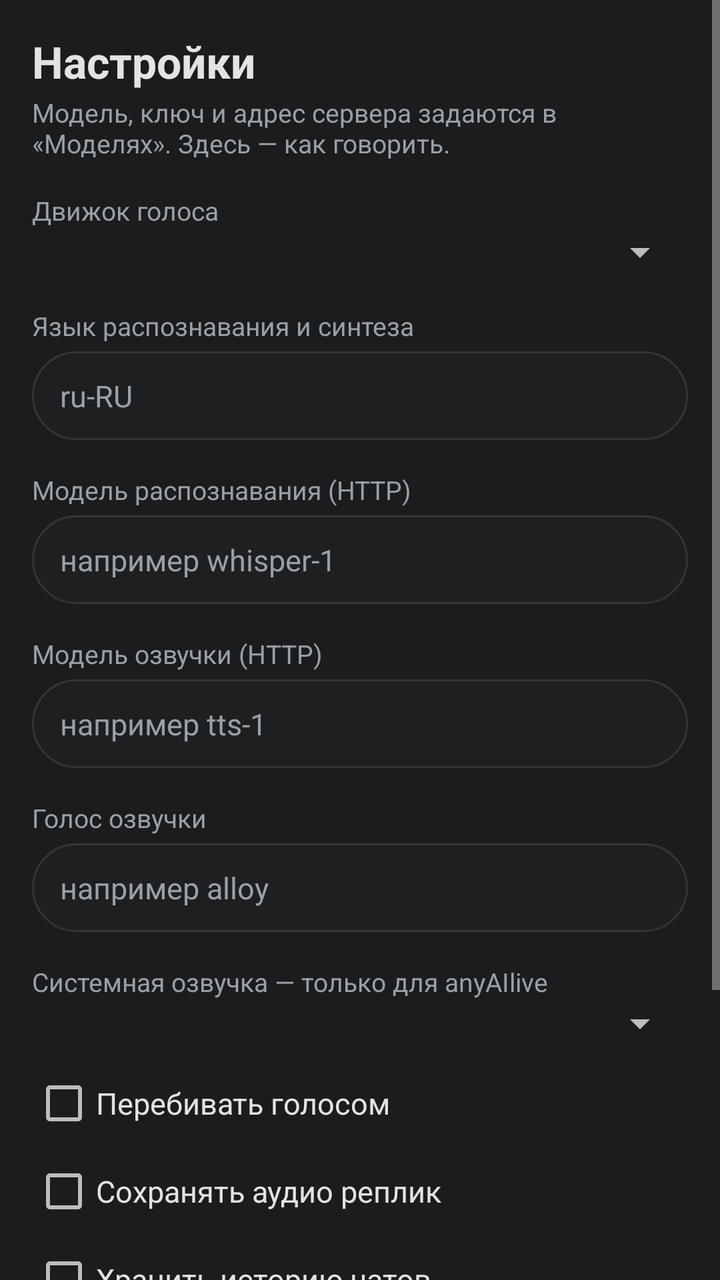
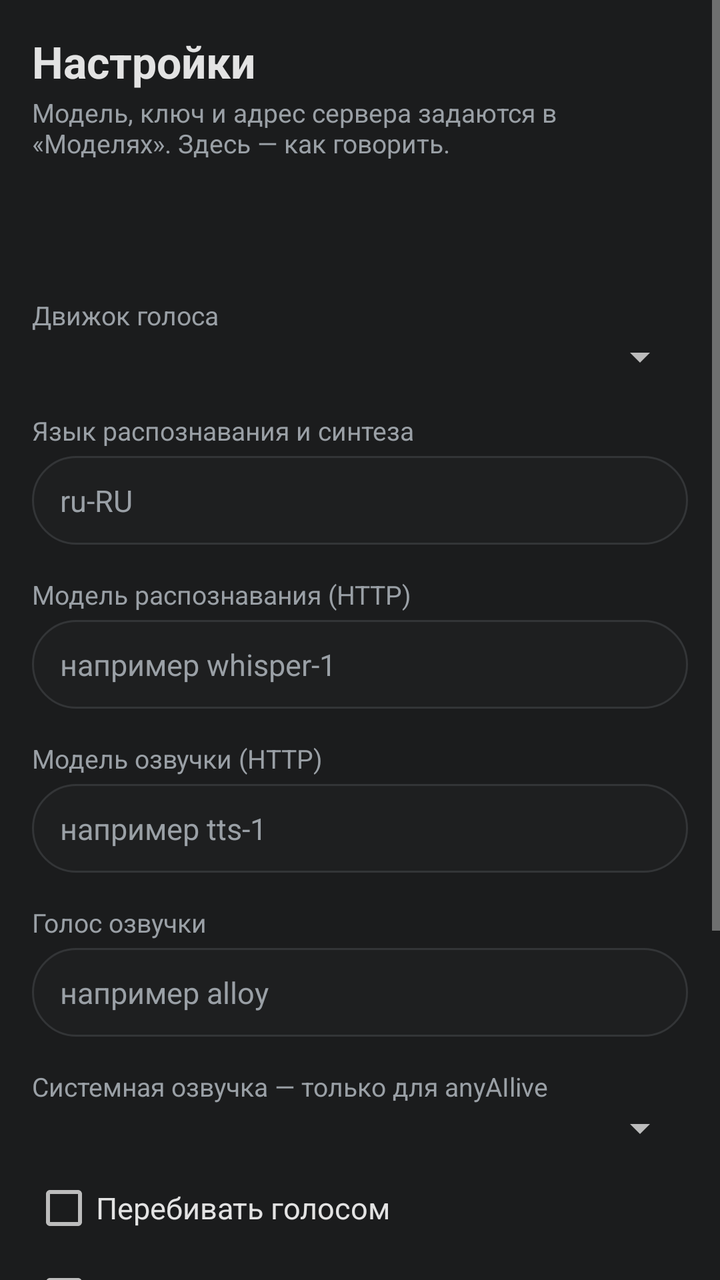

The first picture is an Android layout as it rendered before a commit; the second is the same layout after the commit. The layout source and the unified diff follow.
<!-- AndroidManifest.xml: application theme AppTheme -->
<!-- res/layout/activity_settings.xml -->
<?xml version="1.0" encoding="utf-8"?>
<ScrollView xmlns:android="http://schemas.android.com/apk/res/android"
    android:layout_width="match_parent"
    android:layout_height="match_parent"
    android:background="@color/bg"
    android:fillViewport="true">

    <LinearLayout
        android:layout_width="match_parent"
        android:layout_height="wrap_content"
        android:orientation="vertical"
        android:padding="16dp">

        <TextView
            android:layout_width="match_parent"
            android:layout_height="wrap_content"
            android:text="@string/settings_title"
            android:textColor="@color/fg"
            android:textSize="22sp"
            android:textStyle="bold" />

        <TextView
            android:layout_width="match_parent"
            android:layout_height="wrap_content"
            android:layout_marginTop="2dp"
            android:text="@string/settings_hint"
            android:textColor="@color/muted"
            android:textSize="13sp" />

        <TextView
            style="@style/SettingsLabel"
            android:text="@string/settings_engine" />

        <Spinner
            android:id="@+id/set_engine"
            android:layout_width="match_parent"
            android:layout_height="wrap_content" />

        <TextView
            style="@style/SettingsLabel"
            android:text="@string/settings_language" />

        <EditText
            android:id="@+id/set_language"
            style="@style/SettingsInput"
            android:hint="@string/settings_language_hint"
            android:inputType="text" />

        <TextView
            style="@style/SettingsLabel"
            android:text="@string/settings_stt" />

        <EditText
            android:id="@+id/set_stt"
            style="@style/SettingsInput"
            android:hint="@string/settings_stt_hint"
            android:inputType="text" />

        <TextView
            style="@style/SettingsLabel"
            android:text="@string/settings_tts" />

        <EditText
            android:id="@+id/set_tts"
            style="@style/SettingsInput"
            android:hint="@string/settings_tts_hint"
            android:inputType="text" />

        <TextView
            style="@style/SettingsLabel"
            android:text="@string/settings_voice" />

        <EditText
            android:id="@+id/set_voice"
            style="@style/SettingsInput"
            android:hint="@string/settings_voice_hint"
            android:inputType="text" />

        <TextView
            style="@style/SettingsLabel"
            android:text="Системная озвучка — только для anyAIlive" />

        <Spinner
            android:id="@+id/set_tts_engine"
            android:layout_width="match_parent"
            android:layout_height="wrap_content" />

        <CheckBox
            android:id="@+id/set_barge_in"
            style="@style/SettingsCheck"
            android:text="@string/settings_barge_in" />

        <CheckBox
            android:id="@+id/set_save_audio"
            style="@style/SettingsCheck"
            android:text="@string/settings_save_audio" />

        <CheckBox
            android:id="@+id/set_keep_history"
            style="@style/SettingsCheck"
            android:text="@string/settings_keep_history" />

        <Button
            android:id="@+id/btn_save_settings"
            android:layout_width="match_parent"
            android:layout_height="wrap_content"
            android:layout_marginTop="16dp"
            android:text="@string/btn_save" />

        <Button
            android:id="@+id/btn_test_tts"
            android:layout_width="match_parent"
            android:layout_height="wrap_content"
            android:text="Проверить / остановить системную озвучку" />

        <Button
            android:id="@+id/btn_export_all"
            android:layout_width="match_parent"
            android:layout_height="wrap_content"
            android:layout_marginTop="8dp"
            android:text="@string/settings_export_all" />
    </LinearLayout>
</ScrollView>
<!-- resources referenced by this layout -->
<resources>
  <color name="bg">#FF1B1C1D</color>
  <color name="fg">#FFE3E3E3</color>
  <color name="muted">#FF9AA0A6</color>
  <style name="SettingsCheck">
          <item name="android:layout_width">match_parent</item>
          <item name="android:layout_height">wrap_content</item>
          <item name="android:layout_marginTop">12dp</item>
          <item name="android:textColor">@color/fg</item>
          <item name="android:textSize">15sp</item>
      </style>
  <style name="SettingsInput">
          <item name="android:layout_width">match_parent</item>
          <item name="android:layout_height">wrap_content</item>
          <item name="android:layout_marginTop">4dp</item>
          <item name="android:background">@drawable/bg_input</item>
          <item name="android:paddingStart">14dp</item>
          <item name="android:paddingEnd">14dp</item>
          <item name="android:paddingTop">12dp</item>
          <item name="android:paddingBottom">12dp</item>
          <item name="android:textColor">@color/fg</item>
          <item name="android:textColorHint">@color/muted</item>
          <item name="android:textSize">15sp</item>
      </style>
  <style name="SettingsLabel">
          <item name="android:layout_width">match_parent</item>
          <item name="android:layout_height">wrap_content</item>
          <item name="android:layout_marginTop">16dp</item>
          <item name="android:textColor">@color/muted</item>
          <item name="android:textSize">13sp</item>
      </style>
  <style name="AppTheme" parent="@android:style/Theme.Material.NoActionBar">
          <item name="android:windowBackground">@color/bg</item>
          <item name="android:statusBarColor">@color/bg</item>
          <item name="android:navigationBarColor">@color/bg</item>
          <item name="android:textColorPrimary">@color/fg</item>
          <item name="android:colorAccent">@color/accent</item>
          
          <item name="android:buttonStyle">@style/PillButton</item>
      </style>
  <!-- drawable bg_input (drawable) -->
  <?xml version="1.0" encoding="utf-8"?>
  <shape xmlns:android="http://schemas.android.com/apk/res/android"
      android:shape="rectangle">
      <solid android:color="@color/surface" />
      <corners android:radius="24dp" />
      <stroke android:width="1dp" android:color="@color/line" />
  </shape>
  <color name="accent">#FFA8C7FA</color>
  <style name="PillButton" parent="@android:style/Widget.Material.Button">
          <item name="android:background">@drawable/bg_pill_button</item>
          <item name="android:textColor">@color/fg</item>
          <item name="android:textAllCaps">false</item>
          <item name="android:textSize">15sp</item>
          <item name="android:letterSpacing">0.01</item>
          <item name="android:minHeight">44dp</item>
          <item name="android:paddingStart">20dp</item>
          <item name="android:paddingEnd">20dp</item>
      </style>
  <color name="surface">#FF1E1F20</color>
  <color name="line">#FF333537</color>
  <!-- drawable bg_pill_button (drawable) -->
  <?xml version="1.0" encoding="utf-8"?>
  <ripple xmlns:android="http://schemas.android.com/apk/res/android"
      android:color="#33FFFFFF">
      <item>
          <shape android:shape="rectangle">
              <solid android:color="@color/surface2" />
              <corners android:radius="24dp" />
          </shape>
      </item>
  </ripple>
  <!-- unchanged entries left out for length: 17 -->
</resources>

<!-- the commit's change to res/layout/activity_settings.xml (unified diff, before → after) -->
@@ -2,7 +2,7 @@
 <ScrollView xmlns:android="http://schemas.android.com/apk/res/android"
     android:layout_width="match_parent"
     android:layout_height="match_parent"
-    android:background="@color/bg"
+    android:background="?attr/colBg"
     android:fillViewport="true">
 
     <LinearLayout
@@ -15,7 +15,7 @@
             android:layout_width="match_parent"
             android:layout_height="wrap_content"
             android:text="@string/settings_title"
-            android:textColor="@color/fg"
+            android:textColor="?attr/colFg"
             android:textSize="22sp"
             android:textStyle="bold" />
 
@@ -24,11 +24,20 @@
             android:layout_height="wrap_content"
             android:layout_marginTop="2dp"
             android:text="@string/settings_hint"
-            android:textColor="@color/muted"
+            android:textColor="?attr/colMuted"
             android:textSize="13sp" />
 
         <TextView
+            android:id="@+id/set_theme"
+            style="@style/SettingsCheck"
+            android:layout_marginTop="20dp"
+            android:background="?android:attr/selectableItemBackground"
+            android:paddingTop="10dp"
+            android:paddingBottom="10dp" />
+
+        <TextView
             style="@style/SettingsLabel"
+            android:layout_marginTop="8dp"
             android:text="@string/settings_engine" />
 
         <Spinner
<!-- resource entries referenced after the edit -->
@@ -7,7 +7,7 @@
           <item name="android:layout_width">match_parent</item>
           <item name="android:layout_height">wrap_content</item>
           <item name="android:layout_marginTop">12dp</item>
-          <item name="android:textColor">@color/fg</item>
+          <item name="android:textColor">?attr/colFg</item>
           <item name="android:textSize">15sp</item>
       </style>
   <style name="SettingsInput">
@@ -19,23 +19,33 @@
           <item name="android:paddingEnd">14dp</item>
           <item name="android:paddingTop">12dp</item>
           <item name="android:paddingBottom">12dp</item>
-          <item name="android:textColor">@color/fg</item>
-          <item name="android:textColorHint">@color/muted</item>
+          <item name="android:textColor">?attr/colFg</item>
+          <item name="android:textColorHint">?attr/colMuted</item>
           <item name="android:textSize">15sp</item>
       </style>
   <style name="SettingsLabel">
           <item name="android:layout_width">match_parent</item>
           <item name="android:layout_height">wrap_content</item>
           <item name="android:layout_marginTop">16dp</item>
-          <item name="android:textColor">@color/muted</item>
+          <item name="android:textColor">?attr/colMuted</item>
           <item name="android:textSize">13sp</item>
       </style>
   <style name="AppTheme" parent="@android:style/Theme.Material.NoActionBar">
-          <item name="android:windowBackground">@color/bg</item>
-          <item name="android:statusBarColor">@color/bg</item>
-          <item name="android:navigationBarColor">@color/bg</item>
-          <item name="android:textColorPrimary">@color/fg</item>
-          <item name="android:colorAccent">@color/accent</item>
+          <item name="colBg">@color/bg</item>
+          <item name="colSurface">@color/surface</item>
+          <item name="colSurface2">@color/surface2</item>
+          <item name="colFg">@color/fg</item>
+          <item name="colMuted">@color/muted</item>
+          <item name="colAccent">@color/accent</item>
+          <item name="colOnAccent">@color/onAccent</item>
+          <item name="colLine">@color/line</item>
+          <item name="colBubbleUser">@color/bubbleUser</item>
+          <item name="colBubbleAi">@color/bubbleAi</item>
+          <item name="android:windowBackground">?attr/colBg</item>
+          <item name="android:statusBarColor">?attr/colBg</item>
+          <item name="android:navigationBarColor">?attr/colBg</item>
+          <item name="android:textColorPrimary">?attr/colFg</item>
+          <item name="android:colorAccent">?attr/colAccent</item>
           
           <item name="android:buttonStyle">@style/PillButton</item>
       </style>
@@ -43,14 +53,15 @@
   <?xml version="1.0" encoding="utf-8"?>
   <shape xmlns:android="http://schemas.android.com/apk/res/android"
       android:shape="rectangle">
-      <solid android:color="@color/surface" />
+      <solid android:color="?attr/colSurface" />
       <corners android:radius="24dp" />
-      <stroke android:width="1dp" android:color="@color/line" />
+      <stroke android:width="1dp" android:color="?attr/colLine" />
   </shape>
   <color name="accent">#FFA8C7FA</color>
+  <color name="onAccent">#FF1B1C1D</color>
   <style name="PillButton" parent="@android:style/Widget.Material.Button">
           <item name="android:background">@drawable/bg_pill_button</item>
-          <item name="android:textColor">@color/fg</item>
+          <item name="android:textColor">?attr/colFg</item>
           <item name="android:textAllCaps">false</item>
           <item name="android:textSize">15sp</item>
           <item name="android:letterSpacing">0.01</item>
@@ -60,13 +71,15 @@
       </style>
   <color name="surface">#FF1E1F20</color>
   <color name="line">#FF333537</color>
+  <color name="bubbleUser">#FF333537</color>
+  <color name="bubbleAi">#FF1E1F20</color>
   <!-- drawable bg_pill_button (drawable) -->
   <?xml version="1.0" encoding="utf-8"?>
   <ripple xmlns:android="http://schemas.android.com/apk/res/android"
       android:color="#33FFFFFF">
       <item>
           <shape android:shape="rectangle">
-              <solid android:color="@color/surface2" />
+              <solid android:color="?attr/colSurface2" />
               <corners android:radius="24dp" />
           </shape>
       </item>
